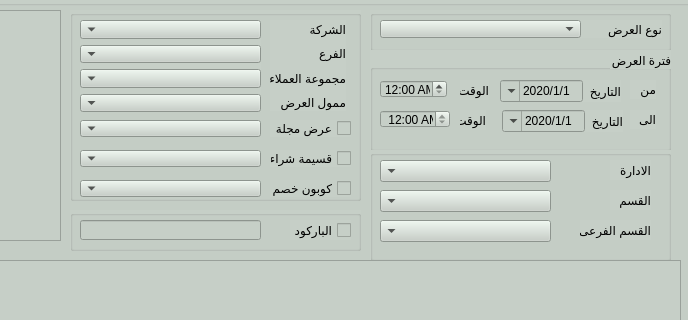
Qt form presentation/promotion_ui/Promotion_create.ui (shymaa123456/HyperPOS2020) before a commit; both pictures show x 540 to 1228 and y 0 to 320 of the 1228 by 600 pixel window.
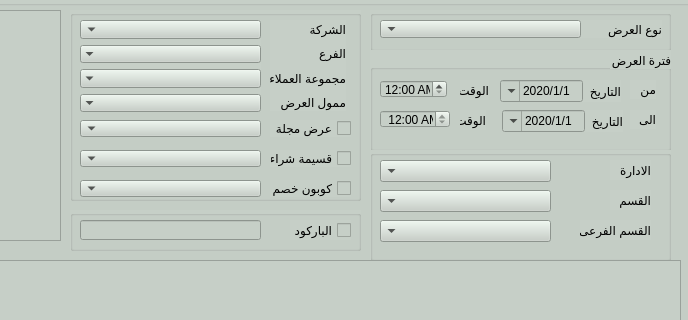
The same form after that commit.

```diff
--- a/presentation/promotion_ui/Promotion_create.ui
+++ b/presentation/promotion_ui/Promotion_create.ui
@@ -95,13 +95,25 @@
        <widget class="QComboBox" name="Qcombo_company"/>
       </item>
       <item>
-       <widget class="QComboBox" name="Qcombo_branch"/>
+       <widget class="QComboBox" name="Qcombo_branch">
+        <property name="frame">
+         <bool>false</bool>
+        </property>
+       </widget>
       </item>
       <item>
-       <widget class="QComboBox" name="Qcombo_cust_group"/>
+       <widget class="QComboBox" name="Qcombo_cust_group">
+        <property name="frame">
+         <bool>false</bool>
+        </property>
+       </widget>
       </item>
       <item>
-       <widget class="QComboBox" name="Qcombo_sponsor"/>
+       <widget class="QComboBox" name="Qcombo_sponsor">
+        <property name="frame">
+         <bool>false</bool>
+        </property>
+       </widget>
       </item>
      </layout>
     </widget>
@@ -262,7 +274,7 @@
       </rect>
      </property>
      <property name="layoutDirection">
-      <enum>Qt::LeftToRight</enum>
+      <enum>Qt::RightToLeft</enum>
      </property>
      <property name="modelColumn">
       <number>0</number>
```
Left out of the diff: 6 changed lines with no effect on the pictures.
